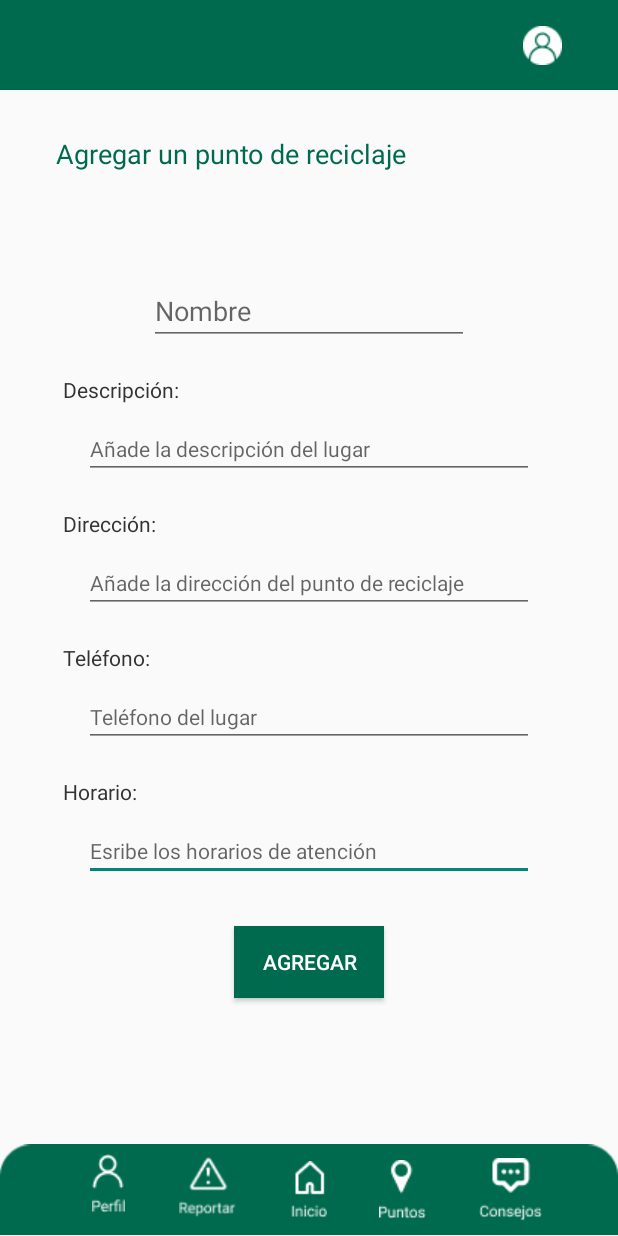
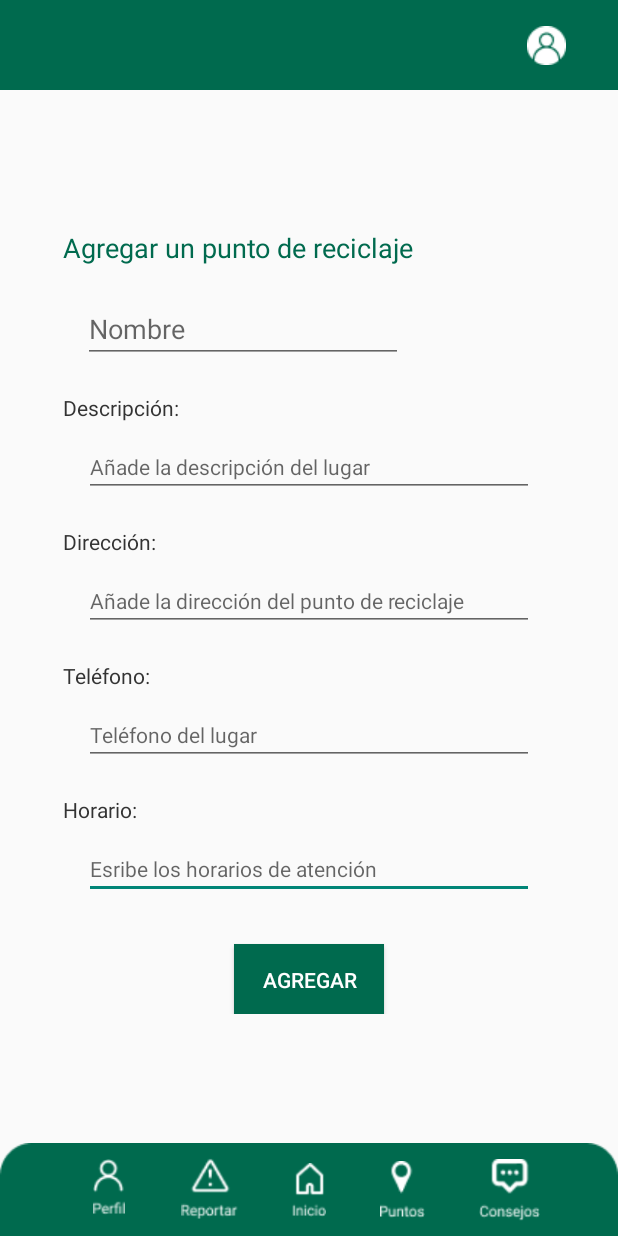
Before and after one commit to ElizaAldana/amaAndroid, an Android app: the AddLocationActivity screen opened directly, with no data from a screen before it, on a phone screen of 412 x 824 dp. Run offline under Robolectric (Android 15) with nearby library versions, the phone set to English and light mode, and no system bars; our stand-ins replace Firebase (no records; nobody signed in at launch, a user with empty details on screens opened directly).

Commit message:
algunas cositas arregladas

```diff
--- a/app/src/main/java/com/example/ama/AddLocationActivity.java
+++ b/app/src/main/java/com/example/ama/AddLocationActivity.java
@@ -15,8 +15,7 @@ import com.google.firebase.database.FirebaseDatabase;
 
 public class AddLocationActivity extends AppCompatActivity implements View.OnClickListener {
 
-    private ImageView perfilBtn5, puntosBtn5, consejosBtn5, pBtn5, reportBtn5, homeBtn5;
-    private Button addLocationBtn;
+    private Button perfilBtn5, puntosBtn5, consejosBtn5, pBtn5, reportBtn5, homeBtn5, addLocationBtn;
     private EditText puntoName, puntoDesc, puntoDir, puntoTel, puntoHor;
     private FirebaseDatabase db;
 
@@ -28,16 +27,17 @@ public class AddLocationActivity extends AppCompatActivity implements View.OnCli
         db = FirebaseDatabase.getInstance();
         pBtn5 = findViewById(R.id.pBtn5);
         perfilBtn5 = findViewById(R.id.perfilBtn5);
+        puntosBtn5 = findViewById(R.id.puntosBtn5);
+        consejosBtn5 = findViewById(R.id.consejosBtn5);
         reportBtn5 = findViewById(R.id.reportBtn5);
         homeBtn5 = findViewById(R.id.homeBtn5);
-        puntosBtn5 = findViewById(R.id.puntosBtn5);
-        consejosBtn5 = findViewById(R.id.consejosBtn5);
+
         addLocationBtn = findViewById(R.id.addLocationBtn);
 
         puntoDesc = findViewById(R.id.puntoDesc);
         puntoName = findViewById(R.id.puntoName);
         puntoHor = findViewById(R.id.puntoHor);
-        puntoTel = findViewById(R.id.puntoDesc);
+        puntoTel = findViewById(R.id.puntoTel);
         puntoDir = findViewById(R.id.puntoDir);
 
         perfilBtn5.setOnClickListener(this);
--- a/app/src/main/res/layout/activity_add_location.xml
+++ b/app/src/main/res/layout/activity_add_location.xml
@@ -7,8 +7,31 @@
     tools:context=".AddLocationActivity">
 
     <androidx.constraintlayout.widget.ConstraintLayout
-        android:id="@+id/constraintLayout6"
-        android:layout_width="wrap_content"
+        android:id="@+id/cl"
+        android:layout_width="0dp"
+        android:layout_height="60dp"
+        android:background="#006A4E"
+        app:layout_constraintEnd_toEndOf="parent"
+        app:layout_constraintStart_toStartOf="parent"
+        app:layout_constraintTop_toTopOf="parent">
+
+        <Button
+            android:id="@+id/pBtn5"
+            android:layout_width="26dp"
+            android:layout_height="26dp"
+            android:layout_marginStart="354dp"
+            android:layout_marginEnd="37dp"
+            android:background="@drawable/profile"
+            app:layout_constraintBottom_toBottomOf="parent"
+            app:layout_constraintEnd_toEndOf="parent"
+            app:layout_constraintStart_toStartOf="parent"
+            app:layout_constraintTop_toTopOf="parent" />
+
+    </androidx.constraintlayout.widget.ConstraintLayout>
+
+    <androidx.constraintlayout.widget.ConstraintLayout
+        android:id="@+id/constraintLayout5"
+        android:layout_width="0dp"
         android:layout_height="wrap_content"
         app:layout_constraintBottom_toBottomOf="parent"
         app:layout_constraintEnd_toEndOf="parent"
@@ -16,107 +39,94 @@
 
         <ImageView
             android:id="@+id/imageView7"
-            android:layout_width="wrap_content"
+            android:layout_width="0dp"
             android:layout_height="wrap_content"
+            android:scaleType="fitXY"
             app:layout_constraintBottom_toBottomOf="parent"
             app:layout_constraintEnd_toEndOf="parent"
             app:layout_constraintStart_toStartOf="parent"
             app:srcCompat="@drawable/rect" />
 
-        <ImageView
-            android:id="@+id/homeBtn5"
-            android:layout_width="wrap_content"
-            android:layout_height="wrap_content"
-            app:layout_constraintBottom_toBottomOf="@+id/imageView7"
-            app:layout_constraintEnd_toEndOf="parent"
-            app:layout_constraintStart_toStartOf="@+id/imageView7"
-            app:layout_constraintTop_toTopOf="parent"
-            app:srcCompat="@drawable/homea" />
-
-        <ImageView
-            android:id="@+id/consejosBtn5"
-            android:layout_width="wrap_content"
-            android:layout_height="wrap_content"
-            android:layout_marginStart="50dp"
-            app:layout_constraintBottom_toBottomOf="parent"
-            app:layout_constraintEnd_toEndOf="parent"
-            app:layout_constraintStart_toEndOf="@+id/homeBtn5"
-            app:layout_constraintTop_toTopOf="parent"
-            app:srcCompat="@drawable/consejoa" />
-
-        <ImageView
+        <Button
             android:id="@+id/reportBtn5"
             android:layout_width="37.87dp"
             android:layout_height="45.03dp"
             android:layout_marginBottom="8dp"
+            android:background="@drawable/reporta"
             app:layout_constraintBottom_toBottomOf="parent"
             app:layout_constraintEnd_toStartOf="@+id/homeBtn5"
+            app:layout_constraintHorizontal_bias="0.506"
             app:layout_constraintStart_toEndOf="@+id/perfilBtn5"
             app:layout_constraintTop_toTopOf="parent"
-            app:srcCompat="@drawable/reporta" />
+            app:layout_constraintVertical_bias="0.666" />
 
-        <ImageView
-            android:id="@+id/perfilBtn5"
-            android:layout_width="wrap_content"
-            android:layout_height="wrap_content"
-            android:layout_marginEnd="50dp"
-            android:layout_marginBottom="8dp"
-            app:layout_constraintBottom_toBottomOf="parent"
-            app:layout_constraintEnd_toStartOf="@+id/homeBtn5"
+        <Button
+            android:id="@+id/homeBtn5"
+            android:layout_width="22.7dp"
+            android:layout_height="36.1dp"
+            android:background="@drawable/homea"
+            app:layout_constraintBottom_toBottomOf="@+id/imageView7"
+            app:layout_constraintEnd_toEndOf="@+id/imageView7"
             app:layout_constraintStart_toStartOf="parent"
-            app:layout_constraintTop_toTopOf="parent"
-            app:srcCompat="@drawable/perfila" />
+            app:layout_constraintTop_toTopOf="parent" />
 
-        <ImageView
+        <Button
             android:id="@+id/puntosBtn5"
-            android:layout_width="wrap_content"
-            android:layout_height="wrap_content"
+            android:layout_width="30.06dp"
+            android:layout_height="38.1dp"
+            android:background="@drawable/puntosa"
             app:layout_constraintBottom_toBottomOf="parent"
             app:layout_constraintEnd_toStartOf="@+id/consejosBtn5"
             app:layout_constraintStart_toEndOf="@+id/homeBtn5"
+            app:layout_constraintTop_toTopOf="parent" />
+
+        <Button
+            android:id="@+id/perfilBtn5"
+            android:layout_width="21.31dp"
+            android:layout_height="37.1dp"
+            android:layout_marginEnd="50dp"
+            android:layout_marginBottom="8dp"
+            android:background="@drawable/perfila"
+            app:layout_constraintBottom_toBottomOf="parent"
+            app:layout_constraintEnd_toStartOf="@+id/homeBtn5"
+            app:layout_constraintStart_toStartOf="@+id/imageView7"
             app:layout_constraintTop_toTopOf="parent"
-            app:srcCompat="@drawable/puntosa" />
+            app:layout_constraintVertical_bias="0.647" />
+
+        <Button
+            android:id="@+id/consejosBtn5"
+            android:layout_width="40.37dp"
+            android:layout_height="41.13dp"
+            android:layout_marginStart="50dp"
+            android:background="@drawable/consejoa"
+            app:layout_constraintBottom_toBottomOf="parent"
+            app:layout_constraintEnd_toEndOf="@+id/imageView7"
+            app:layout_constraintHorizontal_bias="0.503"
+            app:layout_constraintStart_toEndOf="@+id/homeBtn5"
+            app:layout_constraintTop_toTopOf="parent" />
+
     </androidx.constraintlayout.widget.ConstraintLayout>
 
     <androidx.constraintlayout.widget.ConstraintLayout
-        android:id="@+id/constraintLayout5"
-        android:layout_width="0dp"
-        android:layout_height="60dp"
-        android:background="#006A4E"
+        android:layout_width="368dp"
+        android:layout_height="527dp"
+        app:layout_constraintBottom_toBottomOf="@+id/constraintLayout5"
         app:layout_constraintEnd_toEndOf="parent"
         app:layout_constraintStart_toStartOf="parent"
         app:layout_constraintTop_toTopOf="parent">
 
-        <ImageView
-            android:id="@+id/pBtn5"
+        <TextView
+            android:id="@+id/textView11"
             android:layout_width="wrap_content"
             android:layout_height="wrap_content"
-            android:layout_marginEnd="37dp"
-            app:layout_constraintBottom_toBottomOf="parent"
+            android:layout_marginTop="4dp"
+            android:text="Agregar un punto de reciclaje"
+            android:textColor="#006A4E"
+            android:textSize="18sp"
             app:layout_constraintEnd_toEndOf="parent"
-            app:layout_constraintTop_toTopOf="parent"
-            app:srcCompat="@drawable/profile" />
-    </androidx.constraintlayout.widget.ConstraintLayout>
-
-    <TextView
-        android:id="@+id/textView11"
-        android:layout_width="wrap_content"
-        android:layout_height="wrap_content"
-        android:layout_marginStart="37dp"
-        android:layout_marginTop="30dp"
-        android:text="Agregar un punto de reciclaje"
-        android:textColor="#006A4E"
-        android:textSize="18sp"
-        app:layout_constraintStart_toStartOf="parent"
-        app:layout_constraintTop_toBottomOf="@+id/constraintLayout5" />
-
-    <androidx.constraintlayout.widget.ConstraintLayout
-        android:layout_width="368dp"
-        android:layout_height="527dp"
-        app:layout_constraintBottom_toTopOf="@+id/constraintLayout6"
-        app:layout_constraintEnd_toEndOf="parent"
-        app:layout_constraintStart_toStartOf="parent"
-        app:layout_constraintTop_toBottomOf="@+id/textView11">
+            app:layout_constraintHorizontal_bias="0.149"
+            app:layout_constraintStart_toStartOf="parent"
+            app:layout_constraintTop_toTopOf="parent" />
 
         <EditText
             android:id="@+id/puntoHor"
@@ -207,11 +217,12 @@
             android:id="@+id/puntoName"
             android:layout_width="wrap_content"
             android:layout_height="wrap_content"
-            android:layout_marginTop="10dp"
+            android:layout_marginTop="48dp"
             android:ems="10"
             android:hint="Nombre"
             android:inputType="textPersonName"
             app:layout_constraintEnd_toEndOf="parent"
+            app:layout_constraintHorizontal_bias="0.215"
             app:layout_constraintStart_toStartOf="parent"
             app:layout_constraintTop_toTopOf="parent" />
 
--- a/app/src/main/res/layout/activity_mapa_list.xml
+++ b/app/src/main/res/layout/activity_mapa_list.xml
@@ -16,8 +16,9 @@
 
         <ImageView
             android:id="@+id/imageView5"
-            android:layout_width="wrap_content"
+            android:layout_width="0dp"
             android:layout_height="wrap_content"
+            android:scaleType="fitXY"
             app:layout_constraintBottom_toBottomOf="parent"
             app:layout_constraintEnd_toEndOf="parent"
             app:layout_constraintHorizontal_bias="0.0"
@@ -32,6 +33,7 @@
             app:layout_constraintEnd_toEndOf="@+id/imageView5"
             app:layout_constraintStart_toStartOf="parent"
             app:layout_constraintTop_toTopOf="@+id/imageView5"
+            app:layout_constraintVertical_bias="0.461"
             app:srcCompat="@drawable/homea" />
 
         <ImageView
@@ -40,9 +42,10 @@
             android:layout_height="wrap_content"
             app:layout_constraintBottom_toBottomOf="parent"
             app:layout_constraintEnd_toStartOf="@+id/consejosBtn4"
+            app:layout_constraintHorizontal_bias="0.507"
             app:layout_constraintStart_toEndOf="@+id/homeBtn4"
             app:layout_constraintTop_toTopOf="parent"
-            app:layout_constraintVertical_bias="0.521"
+            app:layout_constraintVertical_bias="0.391"
             app:srcCompat="@drawable/puntosa" />
 
         <ImageView
@@ -53,8 +56,10 @@
             android:layout_marginBottom="8dp"
             app:layout_constraintBottom_toBottomOf="parent"
             app:layout_constraintEnd_toStartOf="@+id/homeBtn4"
+            app:layout_constraintHorizontal_bias="0.495"
             app:layout_constraintStart_toStartOf="parent"
             app:layout_constraintTop_toTopOf="parent"
+            app:layout_constraintVertical_bias="0.647"
             app:srcCompat="@drawable/perfila" />
 
         <ImageView
@@ -66,6 +71,7 @@
             app:layout_constraintEnd_toEndOf="@+id/imageView5"
             app:layout_constraintStart_toEndOf="@+id/homeBtn4"
             app:layout_constraintTop_toTopOf="parent"
+            app:layout_constraintVertical_bias="0.4"
             app:srcCompat="@drawable/consejoa" />
 
         <ImageView
```
